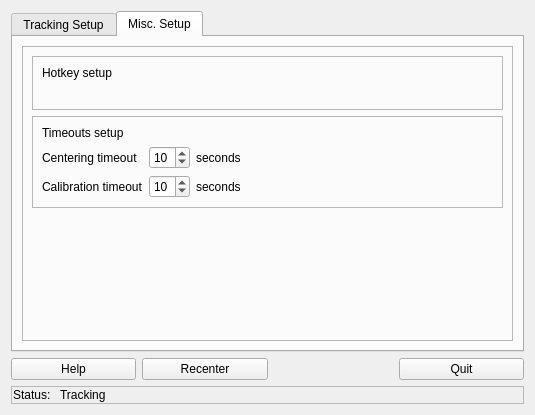
Before: the Qt Designer form branches/mickey_improvement/src/mickey/mickey.ui in uglyDwarf/linuxtrack, drawn with Qt 5.
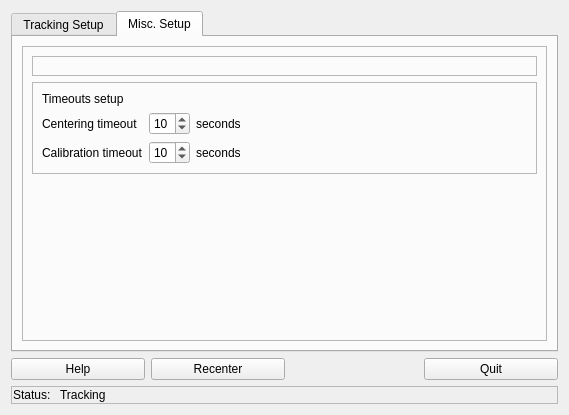
After: the same form once the commit is applied. The open tabs and pages were chosen to show the change. Icons and pictures are not drawn.

Commit message: Exchanged RMB for MMB emulation. Changed hotkey setup buttons layout.

Diff of the .ui file:
```diff
--- a/branches/mickey_improvement/src/mickey/mickey.ui
+++ b/branches/mickey_improvement/src/mickey/mickey.ui
@@ -6,7 +6,7 @@
    <rect>
     <x>0</x>
     <y>0</y>
-    <width>535</width>
+    <width>569</width>
     <height>415</height>
    </rect>
   </property>
@@ -316,36 +316,12 @@
             <property name="frameShadow">
              <enum>QFrame::Raised</enum>
             </property>
-            <layout class="QVBoxLayout" name="verticalLayout">
-             <item>
-              <widget class="QLabel" name="label_9">
-               <property name="text">
-                <string>Hotkey setup</string>
-               </property>
-              </widget>
-             </item>
-             <item>
               <layout class="QHBoxLayout" name="horizontalLayout_6">
                <item>
                 <layout class="QGridLayout" name="HotkeyStack">
                  <property name="horizontalSpacing">
                   <number>2</number>
                  </property>
-                </layout>
-               </item>
-               <item>
-                <spacer name="horizontalSpacer_2">
-                 <property name="orientation">
-                  <enum>Qt::Horizontal</enum>
-                 </property>
-                 <property name="sizeHint" stdset="0">
-                  <size>
-                   <width>40</width>
-                   <height>20</height>
-                  </size>
-                 </property>
-                </spacer>
-               </item>
               </layout>
              </item>
             </layout>
```
Lines whose indentation alone changed are shown as unchanged. The commit also changes 3 other files.
